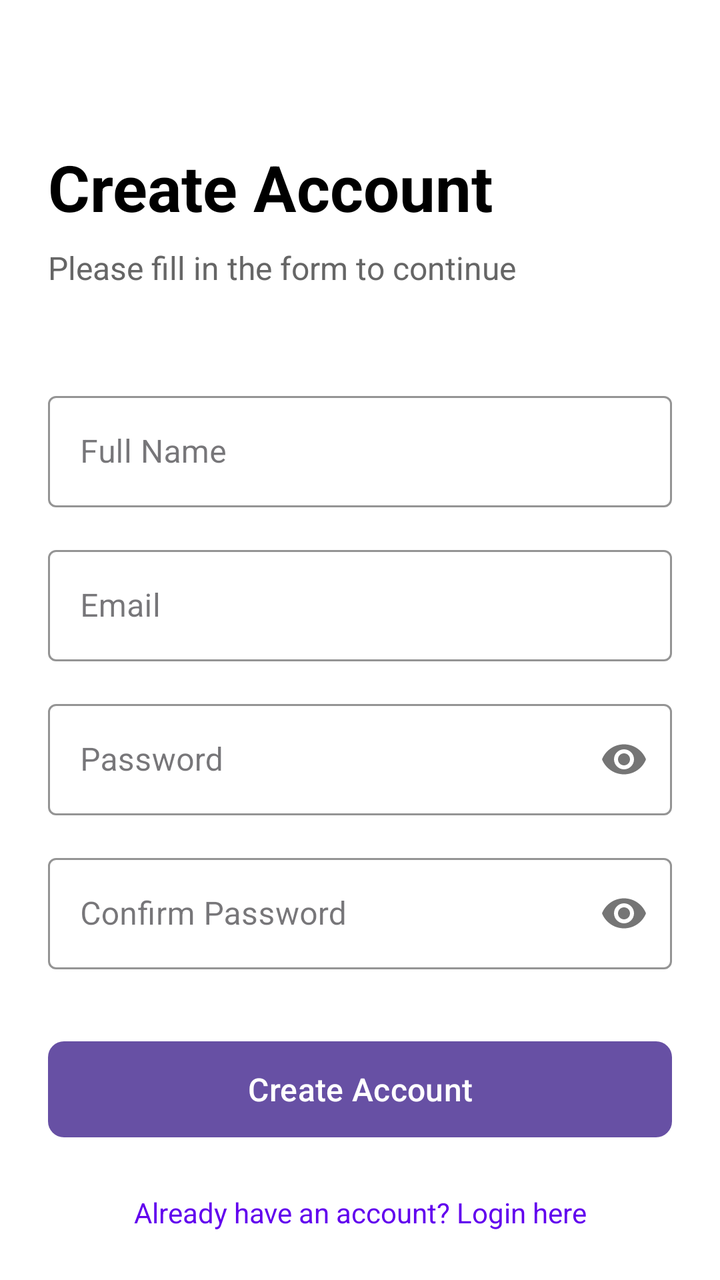
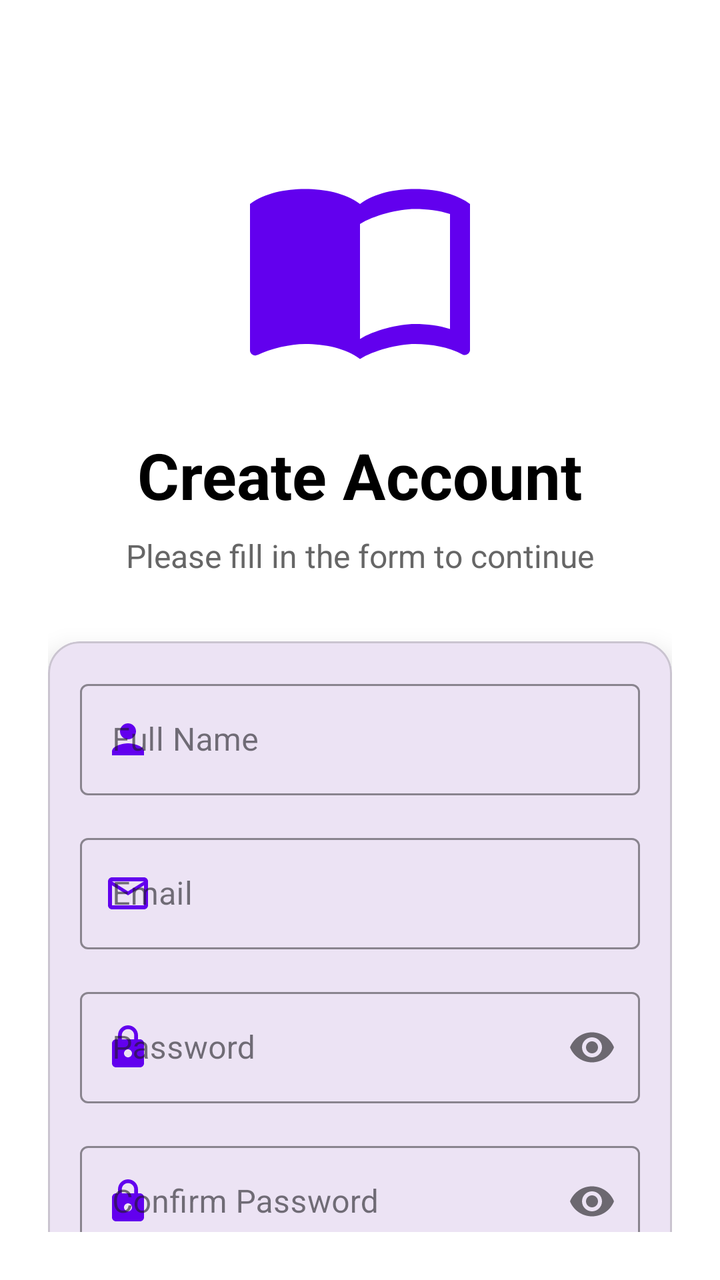

Compare the two renders of this Android layout. The source of the first and the diff that turns it into the second are given below.
<!-- AndroidManifest.xml: application theme Theme.Project_pendidikan -->
<!-- res/layout/activity_register.xml -->
<?xml version="1.0" encoding="utf-8"?>
<androidx.constraintlayout.widget.ConstraintLayout xmlns:android="http://schemas.android.com/apk/res/android"
    xmlns:app="http://schemas.android.com/apk/res-auto"
    xmlns:tools="http://schemas.android.com/tools"
    android:layout_width="match_parent"
    android:layout_height="match_parent"
    android:background="@color/white"
    android:padding="24dp"
    tools:context=".RegisterActivity">

    <TextView
        android:id="@+id/titleRegister"
        android:layout_width="wrap_content"
        android:layout_height="wrap_content"
        android:text="Create Account"
        android:textColor="@color/black"
        android:textSize="32sp"
        android:textStyle="bold"
        android:layout_marginTop="48dp"
        app:layout_constraintTop_toTopOf="parent"
        app:layout_constraintStart_toStartOf="parent" />

    <TextView
        android:id="@+id/subtitleRegister"
        android:layout_width="wrap_content"
        android:layout_height="wrap_content"
        android:text="Please fill in the form to continue"
        android:textColor="#666666"
        android:textSize="16sp"
        android:layout_marginTop="8dp"
        app:layout_constraintTop_toBottomOf="@id/titleRegister"
        app:layout_constraintStart_toStartOf="parent" />

    <com.google.android.material.textfield.TextInputLayout
        android:id="@+id/nameInputLayout"
        android:layout_width="match_parent"
        android:layout_height="wrap_content"
        android:layout_marginTop="48dp"
        android:hint="Full Name"
        app:boxStrokeColor="@color/purple_500"
        app:hintTextColor="@color/purple_500"
        style="@style/Widget.MaterialComponents.TextInputLayout.OutlinedBox"
        app:layout_constraintTop_toBottomOf="@id/subtitleRegister">

        <com.google.android.material.textfield.TextInputEditText
            android:id="@+id/editTextName"
            android:layout_width="match_parent"
            android:layout_height="wrap_content"
            android:inputType="textPersonName" />
    </com.google.android.material.textfield.TextInputLayout>

    <com.google.android.material.textfield.TextInputLayout
        android:id="@+id/emailInputLayoutRegister"
        android:layout_width="match_parent"
        android:layout_height="wrap_content"
        android:layout_marginTop="16dp"
        android:hint="Email"
        app:boxStrokeColor="@color/purple_500"
        app:hintTextColor="@color/purple_500"
        style="@style/Widget.MaterialComponents.TextInputLayout.OutlinedBox"
        app:layout_constraintTop_toBottomOf="@id/nameInputLayout">

        <com.google.android.material.textfield.TextInputEditText
            android:id="@+id/editTextEmailRegister"
            android:layout_width="match_parent"
            android:layout_height="wrap_content"
            android:inputType="textEmailAddress" />
    </com.google.android.material.textfield.TextInputLayout>

    <com.google.android.material.textfield.TextInputLayout
        android:id="@+id/passwordInputLayoutRegister"
        android:layout_width="match_parent"
        android:layout_height="wrap_content"
        android:layout_marginTop="16dp"
        android:hint="Password"
        app:boxStrokeColor="@color/purple_500"
        app:hintTextColor="@color/purple_500"
        app:passwordToggleEnabled="true"
        style="@style/Widget.MaterialComponents.TextInputLayout.OutlinedBox"
        app:layout_constraintTop_toBottomOf="@id/emailInputLayoutRegister">

        <com.google.android.material.textfield.TextInputEditText
            android:id="@+id/editTextPasswordRegister"
            android:layout_width="match_parent"
            android:layout_height="wrap_content"
            android:inputType="textPassword" />
    </com.google.android.material.textfield.TextInputLayout>

    <com.google.android.material.textfield.TextInputLayout
        android:id="@+id/confirmPasswordInputLayout"
        android:layout_width="match_parent"
        android:layout_height="wrap_content"
        android:layout_marginTop="16dp"
        android:hint="Confirm Password"
        app:boxStrokeColor="@color/purple_500"
        app:hintTextColor="@color/purple_500"
        app:passwordToggleEnabled="true"
        style="@style/Widget.MaterialComponents.TextInputLayout.OutlinedBox"
        app:layout_constraintTop_toBottomOf="@id/passwordInputLayoutRegister">

        <com.google.android.material.textfield.TextInputEditText
            android:id="@+id/editTextConfirmPassword"
            android:layout_width="match_parent"
            android:layout_height="wrap_content"
            android:inputType="textPassword" />
    </com.google.android.material.textfield.TextInputLayout>

    <com.google.android.material.button.MaterialButton
        android:id="@+id/buttonRegister"
        android:layout_width="match_parent"
        android:layout_height="56dp"
        android:layout_marginTop="32dp"
        android:text="Create Account"
        android:textSize="16sp"
        app:cornerRadius="8dp"
        app:layout_constraintTop_toBottomOf="@id/confirmPasswordInputLayout" />

    <TextView
        android:id="@+id/textViewLogin"
        android:layout_width="wrap_content"
        android:layout_height="wrap_content"
        android:layout_marginTop="24dp"
        android:text="Already have an account? Login here"
        android:textColor="@color/purple_500"
        android:textSize="14sp"
        app:layout_constraintTop_toBottomOf="@id/buttonRegister"
        app:layout_constraintStart_toStartOf="parent"
        app:layout_constraintEnd_toEndOf="parent" />

</androidx.constraintlayout.widget.ConstraintLayout>
<!-- resources referenced by this layout -->
<resources>
  <color name="black">#FF000000</color>
  <color name="purple_500">#FF6200EE</color>
  <color name="white">#FFFFFFFF</color>
  <style name="Theme.Project_pendidikan" parent="Base.Theme.Project_pendidikan" />
  <style name="Base.Theme.Project_pendidikan" parent="Theme.Material3.DayNight.NoActionBar">
          
          
      </style>
</resources>

<!-- the commit's change to res/layout/activity_register.xml (unified diff, before → after) -->
@@ -8,6 +8,18 @@
     android:padding="24dp"
     tools:context=".RegisterActivity">
 
+    <ImageView
+        android:id="@+id/iconBook"
+        android:layout_width="120dp"
+        android:layout_height="120dp"
+        android:layout_marginTop="48dp"
+        android:src="@drawable/ic_book"
+        android:tint="@color/purple_500"
+        app:layout_constraintEnd_toEndOf="parent"
+        app:layout_constraintStart_toStartOf="parent"
+        app:layout_constraintTop_toTopOf="parent"
+        android:contentDescription="Book Icon" />
+
     <TextView
         android:id="@+id/titleRegister"
         android:layout_width="wrap_content"
@@ -16,9 +28,10 @@
         android:textColor="@color/black"
         android:textSize="32sp"
         android:textStyle="bold"
-        android:layout_marginTop="48dp"
-        app:layout_constraintTop_toTopOf="parent"
-        app:layout_constraintStart_toStartOf="parent" />
+        android:layout_marginTop="24dp"
+        app:layout_constraintTop_toBottomOf="@id/iconBook"
+        app:layout_constraintStart_toStartOf="parent"
+        app:layout_constraintEnd_toEndOf="parent" />
 
     <TextView
         android:id="@+id/subtitleRegister"
@@ -29,91 +42,112 @@
         android:textSize="16sp"
         android:layout_marginTop="8dp"
         app:layout_constraintTop_toBottomOf="@id/titleRegister"
-        app:layout_constraintStart_toStartOf="parent" />
+        app:layout_constraintStart_toStartOf="parent"
+        app:layout_constraintEnd_toEndOf="parent" />
 
-    <com.google.android.material.textfield.TextInputLayout
-        android:id="@+id/nameInputLayout"
+    <com.google.android.material.card.MaterialCardView
+        android:id="@+id/registerCard"
         android:layout_width="match_parent"
         android:layout_height="wrap_content"
-        android:layout_marginTop="48dp"
-        android:hint="Full Name"
-        app:boxStrokeColor="@color/purple_500"
-        app:hintTextColor="@color/purple_500"
-        style="@style/Widget.MaterialComponents.TextInputLayout.OutlinedBox"
+        android:layout_marginTop="32dp"
+        app:cardCornerRadius="16dp"
+        app:cardElevation="8dp"
         app:layout_constraintTop_toBottomOf="@id/subtitleRegister">
 
-        <com.google.android.material.textfield.TextInputEditText
-            android:id="@+id/editTextName"
+        <LinearLayout
             android:layout_width="match_parent"
             android:layout_height="wrap_content"
-            android:inputType="textPersonName" />
-    </com.google.android.material.textfield.TextInputLayout>
+            android:orientation="vertical"
+            android:padding="16dp">
 
-    <com.google.android.material.textfield.TextInputLayout
-        android:id="@+id/emailInputLayoutRegister"
-        android:layout_width="match_parent"
-        android:layout_height="wrap_content"
-        android:layout_marginTop="16dp"
-        android:hint="Email"
-        app:boxStrokeColor="@color/purple_500"
-        app:hintTextColor="@color/purple_500"
-        style="@style/Widget.MaterialComponents.TextInputLayout.OutlinedBox"
-        app:layout_constraintTop_toBottomOf="@id/nameInputLayout">
+            <com.google.android.material.textfield.TextInputLayout
+                android:id="@+id/nameInputLayout"
+                android:layout_width="match_parent"
+                android:layout_height="wrap_content"
+                android:hint="Full Name"
+                app:boxStrokeColor="@color/purple_500"
+                app:hintTextColor="@color/purple_500"
+                style="@style/Widget.MaterialComponents.TextInputLayout.OutlinedBox"
+                app:startIconDrawable="@drawable/ic_person"
+                app:startIconTint="@color/purple_500">
 
-        <com.google.android.material.textfield.TextInputEditText
-            android:id="@+id/editTextEmailRegister"
-            android:layout_width="match_parent"
-            android:layout_height="wrap_content"
-            android:inputType="textEmailAddress" />
-    </com.google.android.material.textfield.TextInputLayout>
+                <com.google.android.material.textfield.TextInputEditText
+                    android:id="@+id/editTextName"
+                    android:layout_width="match_parent"
+                    android:layout_height="wrap_content"
+                    android:inputType="textPersonName" />
+            </com.google.android.material.textfield.TextInputLayout>
 
-    <com.google.android.material.textfield.TextInputLayout
-        android:id="@+id/passwordInputLayoutRegister"
-        android:layout_width="match_parent"
-        android:layout_height="wrap_content"
-        android:layout_marginTop="16dp"
-        android:hint="Password"
-        app:boxStrokeColor="@color/purple_500"
-        app:hintTextColor="@color/purple_500"
-        app:passwordToggleEnabled="true"
-        style="@style/Widget.MaterialComponents.TextInputLayout.OutlinedBox"
-        app:layout_constraintTop_toBottomOf="@id/emailInputLayoutRegister">
+            <com.google.android.material.textfield.TextInputLayout
+                android:id="@+id/emailInputLayoutRegister"
+                android:layout_width="match_parent"
+                android:layout_height="wrap_content"
+                android:layout_marginTop="16dp"
+                android:hint="Email"
+                app:boxStrokeColor="@color/purple_500"
+                app:hintTextColor="@color/purple_500"
+                style="@style/Widget.MaterialComponents.TextInputLayout.OutlinedBox"
+                app:startIconDrawable="@drawable/ic_email"
+                app:startIconTint="@color/purple_500">
 
-        <com.google.android.material.textfield.TextInputEditText
-            android:id="@+id/editTextPasswordRegister"
-            android:layout_width="match_parent"
-            android:layout_height="wrap_content"
-            android:inputType="textPassword" />
-    </com.google.android.material.textfield.TextInputLayout>
+                <com.google.android.material.textfield.TextInputEditText
+                    android:id="@+id/editTextEmailRegister"
+                    android:layout_width="match_parent"
+                    android:layout_height="wrap_content"
+                    android:inputType="textEmailAddress" />
+            </com.google.android.material.textfield.TextInputLayout>
 
-    <com.google.android.material.textfield.TextInputLayout
-        android:id="@+id/confirmPasswordInputLayout"
-        android:layout_width="match_parent"
-        android:layout_height="wrap_content"
-        android:layout_marginTop="16dp"
-        android:hint="Confirm Password"
-        app:boxStrokeColor="@color/purple_500"
-        app:hintTextColor="@color/purple_500"
-        app:passwordToggleEnabled="true"
-        style="@style/Widget.MaterialComponents.TextInputLayout.OutlinedBox"
-        app:layout_constraintTop_toBottomOf="@id/passwordInputLayoutRegister">
+            <com.google.android.material.textfield.TextInputLayout
+                android:id="@+id/passwordInputLayoutRegister"
+                android:layout_width="match_parent"
+                android:layout_height="wrap_content"
+                android:layout_marginTop="16dp"
+                android:hint="Password"
+                app:boxStrokeColor="@color/purple_500"
+                app:hintTextColor="@color/purple_500"
+                app:passwordToggleEnabled="true"
+                style="@style/Widget.MaterialComponents.TextInputLayout.OutlinedBox"
+                app:startIconDrawable="@drawable/ic_lock"
+                app:startIconTint="@color/purple_500">
 
-        <com.google.android.material.textfield.TextInputEditText
-            android:id="@+id/editTextConfirmPassword"
-            android:layout_width="match_parent"
-            android:layout_height="wrap_content"
-            android:inputType="textPassword" />
-    </com.google.android.material.textfield.TextInputLayout>
+                <com.google.android.material.textfield.TextInputEditText
+                    android:id="@+id/editTextPasswordRegister"
+                    android:layout_width="match_parent"
+                    android:layout_height="wrap_content"
+                    android:inputType="textPassword" />
+            </com.google.android.material.textfield.TextInputLayout>
 
-    <com.google.android.material.button.MaterialButton
-        android:id="@+id/buttonRegister"
-        android:layout_width="match_parent"
-        android:layout_height="56dp"
-        android:layout_marginTop="32dp"
-        android:text="Create Account"
-        android:textSize="16sp"
-        app:cornerRadius="8dp"
-        app:layout_constraintTop_toBottomOf="@id/confirmPasswordInputLayout" />
+            <com.google.android.material.textfield.TextInputLayout
+                android:id="@+id/confirmPasswordInputLayout"
+                android:layout_width="match_parent"
+                android:layout_height="wrap_content"
+                android:layout_marginTop="16dp"
+                android:hint="Confirm Password"
+                app:boxStrokeColor="@color/purple_500"
+                app:hintTextColor="@color/purple_500"
+                app:passwordToggleEnabled="true"
+                style="@style/Widget.MaterialComponents.TextInputLayout.OutlinedBox"
+                app:startIconDrawable="@drawable/ic_lock"
+                app:startIconTint="@color/purple_500">
+
+                <com.google.android.material.textfield.TextInputEditText
+                    android:id="@+id/editTextConfirmPassword"
+                    android:layout_width="match_parent"
+                    android:layout_height="wrap_content"
+                    android:inputType="textPassword" />
+            </com.google.android.material.textfield.TextInputLayout>
+
+            <com.google.android.material.button.MaterialButton
+                android:id="@+id/buttonRegister"
+                android:layout_width="match_parent"
+                android:layout_height="56dp"
+                android:layout_marginTop="24dp"
+                android:text="Create Account"
+                android:textSize="16sp"
+                app:cornerRadius="8dp" />
+
+        </LinearLayout>
+    </com.google.android.material.card.MaterialCardView>
 
     <TextView
         android:id="@+id/textViewLogin"
@@ -123,7 +157,7 @@
         android:text="Already have an account? Login here"
         android:textColor="@color/purple_500"
         android:textSize="14sp"
-        app:layout_constraintTop_toBottomOf="@id/buttonRegister"
+        app:layout_constraintTop_toBottomOf="@id/registerCard"
         app:layout_constraintStart_toStartOf="parent"
         app:layout_constraintEnd_toEndOf="parent" />
 
<!-- resource entries referenced after the edit -->
@@ -3,6 +3,50 @@
   <color name="black">#FF000000</color>
   <color name="purple_500">#FF6200EE</color>
   <color name="white">#FFFFFFFF</color>
+  <!-- drawable ic_book (drawable) -->
+  <?xml version="1.0" encoding="utf-8"?>
+  <vector xmlns:android="http://schemas.android.com/apk/res/android"
+      android:width="24dp"
+      android:height="24dp"
+      android:viewportWidth="24"
+      android:viewportHeight="24">
+      <path
+          android:fillColor="#000000"
+          android:pathData="M21,5c-1.11,-0.35 -2.33,-0.5 -3.5,-0.5c-1.95,0 -4.05,0.4 -5.5,1.5c-1.45,-1.1 -3.55,-1.5 -5.5,-1.5S2.45,4.9 1,6v14.65c0,0.25 0.25,0.5 0.5,0.5c0.1,0 0.15,-0.05 0.25,-0.05C3.1,20.45 5.05,20 6.5,20c1.95,0 4.05,0.4 5.5,1.5c1.35,-0.85 3.8,-1.5 5.5,-1.5c1.65,0 3.35,0.3 4.75,1.05c0.1,0.05 0.15,0.05 0.25,0.05c0.25,0 0.5,-0.25 0.5,-0.5V6C22.4,5.55 21.75,5.25 21,5zM21,18.5c-1.1,-0.35 -2.3,-0.5 -3.5,-0.5c-1.7,0 -4.15,0.65 -5.5,1.5V8c1.35,-0.85 3.8,-1.5 5.5,-1.5c1.2,0 2.4,0.15 3.5,0.5V18.5z"/>
+  </vector>
+  <!-- drawable ic_email (drawable) -->
+  <?xml version="1.0" encoding="utf-8"?>
+  <vector xmlns:android="http://schemas.android.com/apk/res/android"
+      android:width="24dp"
+      android:height="24dp"
+      android:viewportWidth="24"
+      android:viewportHeight="24">
+      <path
+          android:fillColor="#000000"
+          android:pathData="M20,4L4,4c-1.1,0 -1.99,0.9 -1.99,2L2,18c0,1.1 0.9,2 2,2h16c1.1,0 2,-0.9 2,-2L22,6c0,-1.1 -0.9,-2 -2,-2zM20,18L4,18L4,8l8,5 8,-5v10zM12,11L4,6h16l-8,5z"/>
+  </vector>
+  <!-- drawable ic_lock (drawable) -->
+  <?xml version="1.0" encoding="utf-8"?>
+  <vector xmlns:android="http://schemas.android.com/apk/res/android"
+      android:width="24dp"
+      android:height="24dp"
+      android:viewportWidth="24"
+      android:viewportHeight="24">
+      <path
+          android:fillColor="#000000"
+          android:pathData="M18,8h-1L17,6c0,-2.76 -2.24,-5 -5,-5S7,3.24 7,6v2L6,8c-1.1,0 -2,0.9 -2,2v10c0,1.1 0.9,2 2,2h12c1.1,0 2,-0.9 2,-2L20,10c0,-1.1 -0.9,-2 -2,-2zM12,17c-1.1,0 -2,-0.9 -2,-2s0.9,-2 2,-2 2,0.9 2,2 -0.9,2 -2,2zM15.1,8L8.9,8L8.9,6c0,-1.71 1.39,-3.1 3.1,-3.1 1.71,0 3.1,1.39 3.1,3.1v2z"/>
+  </vector>
+  <!-- drawable ic_person (drawable) -->
+  <?xml version="1.0" encoding="utf-8"?>
+  <vector xmlns:android="http://schemas.android.com/apk/res/android"
+      android:width="24dp"
+      android:height="24dp"
+      android:viewportWidth="24"
+      android:viewportHeight="24">
+      <path
+          android:fillColor="#000000"
+          android:pathData="M12,12c2.21,0 4,-1.79 4,-4s-1.79,-4 -4,-4 -4,1.79 -4,4 1.79,4 4,4zM12,14c-2.67,0 -8,1.34 -8,4v2h16v-2c0,-2.66 -5.33,-4 -8,-4z"/>
+  </vector>
   <style name="Theme.Project_pendidikan" parent="Base.Theme.Project_pendidikan" />
   <style name="Base.Theme.Project_pendidikan" parent="Theme.Material3.DayNight.NoActionBar">
           
